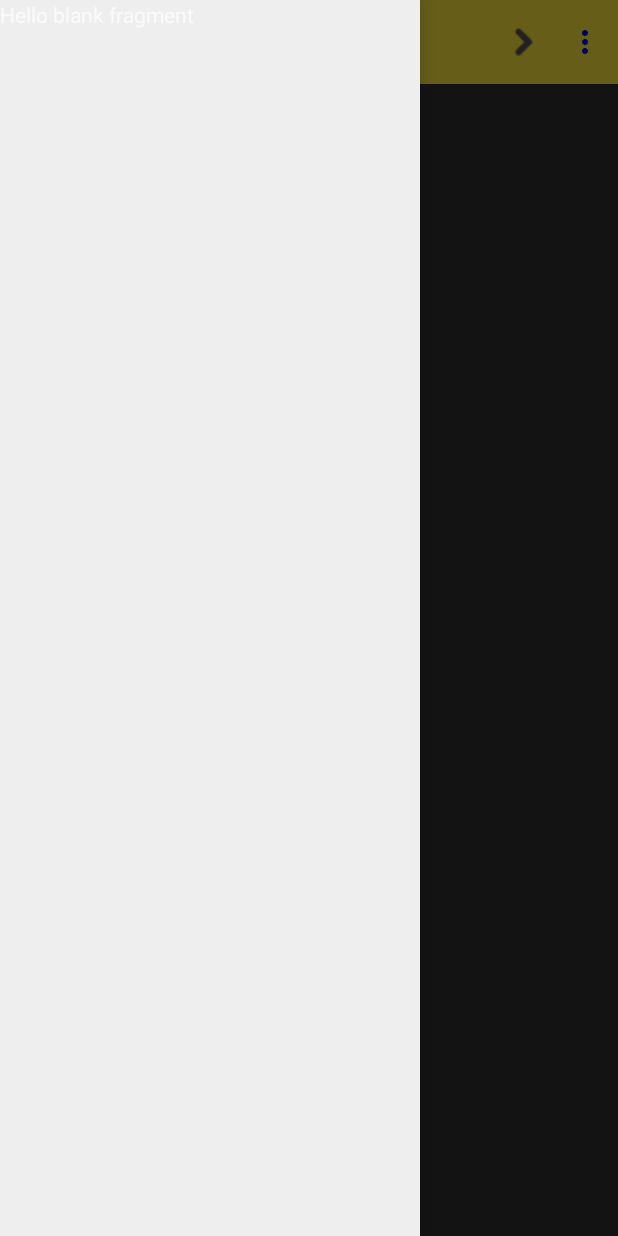
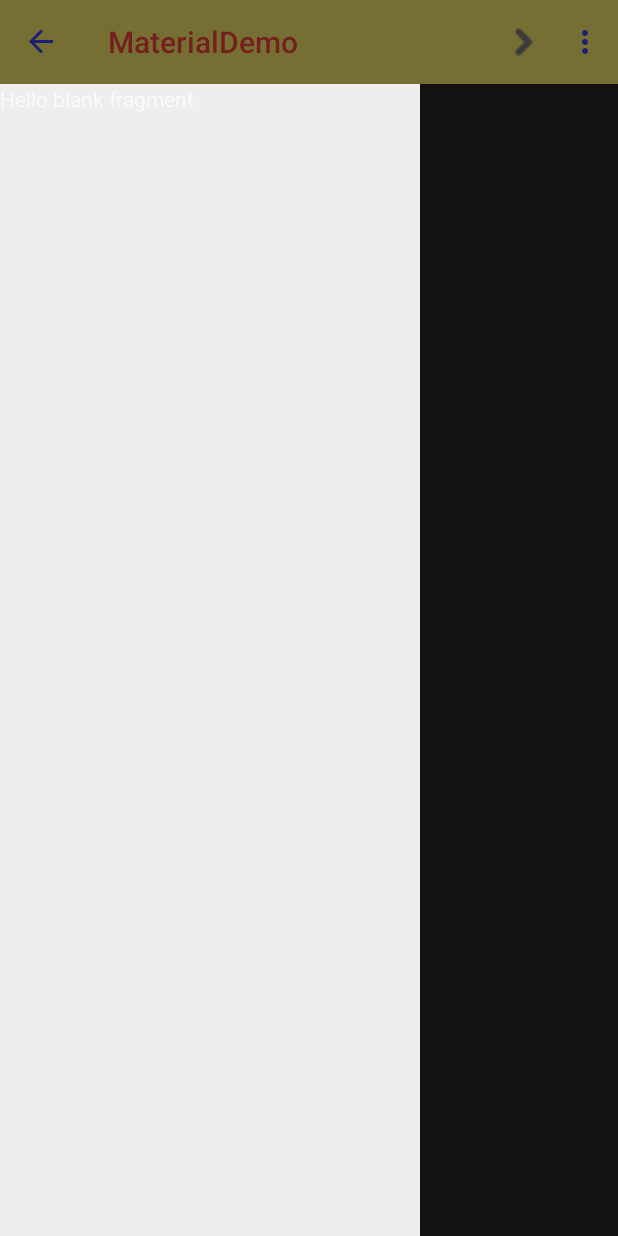
Before and after one commit to karanianandkumar/MaterialDemo, an Android app: the screen it shows after launch (MainActivity), after a tap on "Open", on a phone screen of 412 x 824 dp. Run offline under Robolectric (Android 15) with nearby library versions, the phone set to English and light mode, and no system bars.

Commit message:
10.Different Navigation Drawer.

```diff
--- a/Desktop/Udacity/MaterialDemo/app/src/main/java/com/example/android/materialdemo/MainActivity.java
+++ b/Desktop/Udacity/MaterialDemo/app/src/main/java/com/example/android/materialdemo/MainActivity.java
@@ -21,7 +21,7 @@ public class MainActivity extends ActionBarActivity {
     @Override
     protected void onCreate(Bundle savedInstanceState) {
         super.onCreate(savedInstanceState);
-        setContentView(R.layout.activity_main);
+        setContentView(R.layout.activity_main_appbar);
 
 
         toolbar = (Toolbar) findViewById(R.id.app_bar);
--- a/Desktop/Udacity/MaterialDemo/app/src/main/java/com/example/android/materialdemo/NavigationDrawerFragement.java
+++ b/Desktop/Udacity/MaterialDemo/app/src/main/java/com/example/android/materialdemo/NavigationDrawerFragement.java
@@ -8,6 +8,7 @@ import android.support.v4.app.Fragment;
 import android.support.v4.widget.DrawerLayout;
 import android.support.v7.app.ActionBarDrawerToggle;
 import android.support.v7.widget.Toolbar;
+import android.util.Log;
 import android.view.LayoutInflater;
 import android.view.View;
 import android.view.ViewGroup;
@@ -49,7 +50,7 @@ public class NavigationDrawerFragement extends Fragment {
     }
 
 
-    public void setUp(int fragmentId,DrawerLayout drawerLayout, Toolbar toolbar) {
+    public void setUp(int fragmentId,DrawerLayout drawerLayout, final Toolbar toolbar) {
 
         containerView=getActivity().findViewById(fragmentId);
         mDrawerLayout = drawerLayout;
@@ -68,6 +69,13 @@ public class NavigationDrawerFragement extends Fragment {
             public void onDrawerClosed(View drawerView) {
                 super.onDrawerClosed(drawerView);
               getActivity().invalidateOptionsMenu();
+            }
+
+            @Override
+            public void onDrawerSlide(View drawerView, float slideOffset) {
+                if(slideOffset<0.7){
+                    toolbar.setAlpha(1-slideOffset);
+                }
             }
         };
         if(!mUserLearndDrawer && ! mFromSavedInstanceState){
--- /dev/null
+++ b/Desktop/Udacity/MaterialDemo/app/src/main/res/layout/activity_main_appbar.xml
@@ -0,0 +1,34 @@
+<?xml version="1.0" encoding="utf-8"?>
+<LinearLayout xmlns:android="http://schemas.android.com/apk/res/android"
+    xmlns:tools="http://schemas.android.com/tools"
+    android:layout_width="match_parent"
+    android:layout_height="match_parent"
+    android:orientation="vertical">
+
+    <include
+        android:id="@+id/app_bar"
+        layout="@layout/app_bar" />
+
+    <android.support.v4.widget.DrawerLayout
+        xmlns:app="http://schemas.android.com/apk/res-auto"
+        android:id="@+id/drawer_layout"
+        android:layout_width="match_parent"
+        android:layout_height="match_parent">
+
+        <FrameLayout
+            android:layout_width="match_parent"
+            android:layout_height="match_parent">
+
+        </FrameLayout>
+
+        <fragment
+            android:id="@+id/fragment_navigation_drawer"
+            android:name="com.example.android.materialdemo.NavigationDrawerFragement"
+            tools:layout="@layout/fragment_navigation_drawer"
+            android:layout_width="280dp"
+            android:layout_height="match_parent"
+            android:layout_gravity="start"
+            app:layout="@layout/fragment_navigation_drawer" />
+    </android.support.v4.widget.DrawerLayout>
+
+</LinearLayout>
```
